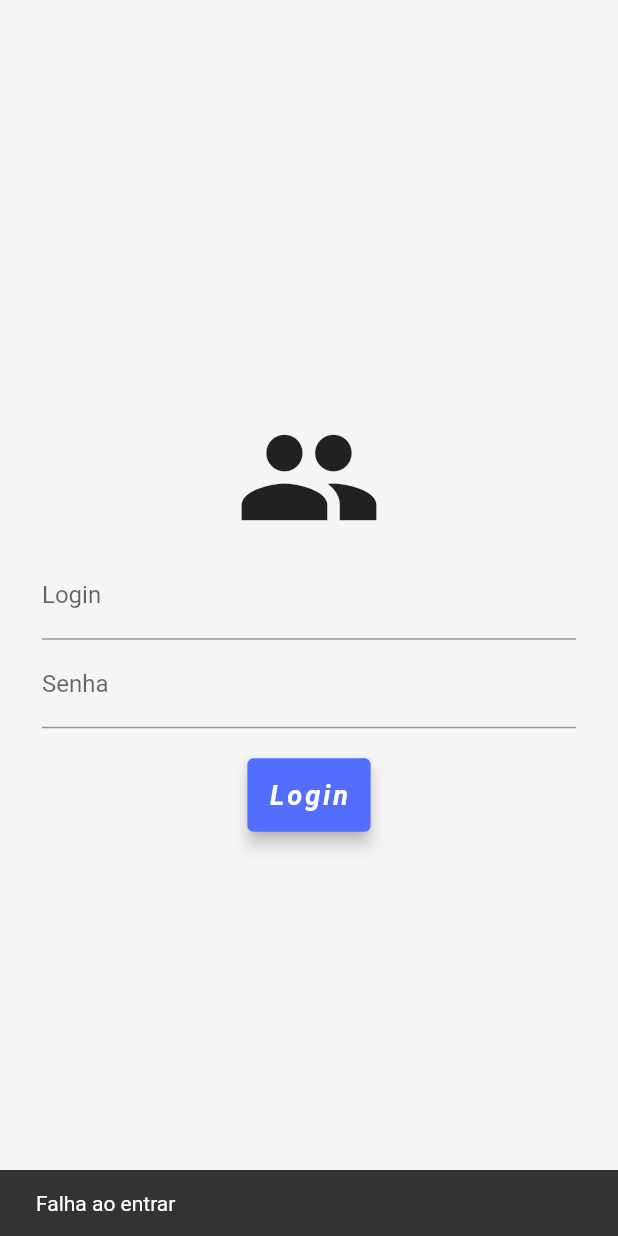
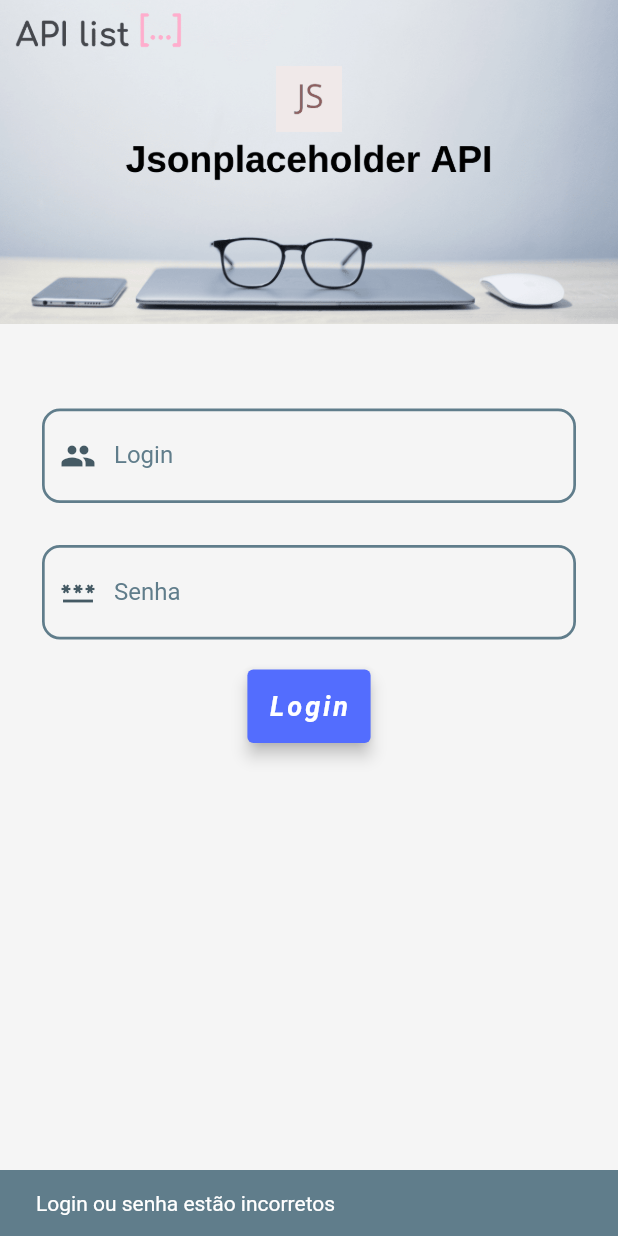
Before and after one commit to jonas8623/exemplo_api_jsonplaceholder, a Flutter app: the screen it shows after launch, after a tap on "Login", on a phone screen of 412 x 824 dp. Run offline on Flutter 3.47's test engine with Material 2 defaults, Android fonts, the phone set to English and light mode, and no system bars; our stand-ins replace dio, shared_preferences.

Commit message:
update layout

```diff
--- a/lib/components/login_component.dart
+++ b/lib/components/login_component.dart
@@ -35,9 +35,11 @@ class LoginComponent extends StatelessWidget {
   _showSnackBar(BuildContext context) {
     ScaffoldMessenger.of(context).showSnackBar(
         const SnackBar(
-          content: Text('Falha ao entrar'),
+          content: Text('Login ou senha estão incorretos',
+            style: TextStyle(fontSize: 14),),
           elevation: 4.4,
-          duration: Duration(seconds: 4),
+          backgroundColor: Colors.blueGrey,
+          duration: Duration(seconds: 3),
         ));
   }
 
--- a/lib/pages/login_page.dart
+++ b/lib/pages/login_page.dart
@@ -8,20 +8,33 @@ class LoginPage extends StatelessWidget {
 
   final LoginController _loginController = LoginController();
 
+  Widget _image(BuildContext context) {
+    return Container(
+      width: MediaQuery.of(context).size.width,
+      constraints: const BoxConstraints(maxHeight: 800),
+      child: SafeArea(child: Image.asset('assets/jsonplaceholder.png', fit: BoxFit.cover,)),
+    );
+  }
+
   @override
   Widget build(BuildContext context) {
     return Scaffold(
         backgroundColor: Colors.grey.shade100,
-      body: Container(
+        body: SafeArea(
+          child: ListView(
+            children: [
+              _image(context),
+              Container(
                 padding: const EdgeInsets.all(28),
                 child: Column(
                   mainAxisAlignment: MainAxisAlignment.center,
                   children: [
-            const Icon(Icons.people, size: 98),
+                    const SizedBox(height: 28,),
                     TextFieldWidget(
                       onChanged: _loginController.setLogin,
                       label: 'Login'
                     ),
+                    const SizedBox(height: 28,),
                     TextFieldWidget(
                       onChanged: _loginController.setPassword,
                       label: 'Senha',
@@ -29,9 +42,10 @@ class LoginPage extends StatelessWidget {
                     ),
                     const SizedBox(height: 20),
                     LoginComponent(loginController: _loginController),
-          ],
-        ),
-      ),
+                ])),
+            ]
+          )
+        )
     );
   }
 }
--- a/lib/widgtes/text_field_widget.dart
+++ b/lib/widgtes/text_field_widget.dart
@@ -16,7 +16,24 @@ class TextFieldWidget extends StatelessWidget {
   @override
   Widget build(BuildContext context) {
     return TextField(
-      decoration: InputDecoration(label: Text(label)),
+      decoration: InputDecoration(
+          label: Text(label, style: const TextStyle(color: Colors.blueGrey),),
+          border: OutlineInputBorder(
+            borderRadius: BorderRadius.circular(12),
+            borderSide: const BorderSide(width: 1.8, color: Colors.blueGrey)),
+          contentPadding: const EdgeInsets.all(22),
+          enabledBorder: OutlineInputBorder(
+              borderRadius: BorderRadius.circular(12),
+              borderSide: const BorderSide(width: 1.8, color: Colors.blueGrey),
+          ),
+          focusedBorder: OutlineInputBorder(
+            borderRadius: BorderRadius.circular(12),
+            borderSide: const BorderSide(width: 1.8, color: Colors.blueGrey),
+          ),
+          prefixIcon: obscureText
+              ? Icon(Icons.password_sharp, color: Colors.blueGrey.shade700,)
+              : Icon(Icons.people, color: Colors.blueGrey.shade700,)
+      ),
       obscureText: obscureText,
       onChanged: onChanged,
     );
--- a/pubspec.yaml
+++ b/pubspec.yaml
@@ -50,7 +50,8 @@ flutter:
   # To add assets to your application, add an assets section, like this:
   assets:
     - assets/data.json
-  #   - images/a_dot_ham.jpeg
+    - assets/wallpaper.jpg
+    - assets/jsonplaceholder.png
 
   # fonts:
   #   - family: Schyler
```
Also changed, not shown: assets/jsonplaceholder.png (added), assets/wallpaper.jpg (added). Lines whose indentation alone changed are shown as unchanged.
